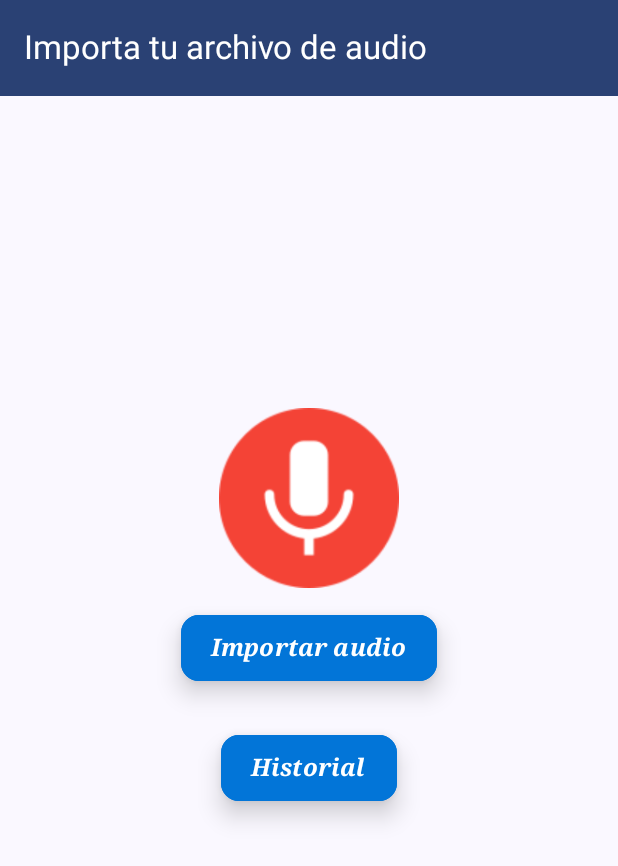
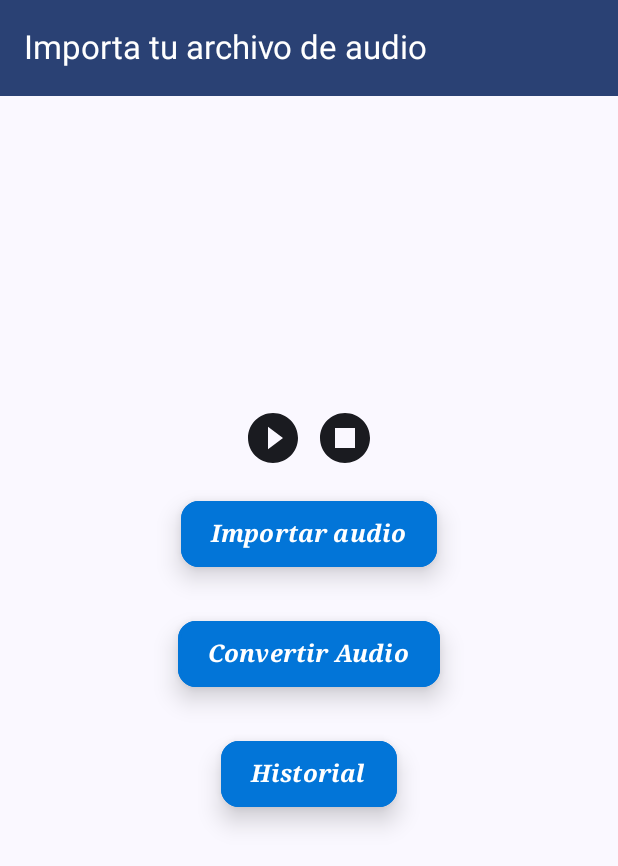
Before and after one commit to PatricioL2022/DesarrolloMovilAct1, an Android app built with Jetpack Compose: the screen it shows after launch (ImportFileActivity), on a phone screen of 412 x 824 dp. Shown: the top 866 px of the screen. Run offline under Robolectric (Android 15) with nearby library versions, the light colour scheme and no system bars; our stand-ins replace Room's generated code.

Commit message:
Reproductor audio
Se incluye un reproductor de audio al importar el archivo

```diff
--- a/SpeechToText/app/build.gradle.kts
+++ b/SpeechToText/app/build.gradle.kts
@@ -3,6 +3,7 @@ plugins {
     alias(libs.plugins.kotlin.android)
     id("com.google.devtools.ksp")
     alias(libs.plugins.compose.compiler)
+
 }
 
 android {
@@ -11,7 +12,7 @@ android {
 
     defaultConfig {
         applicationId = "viu.wearables.speechtotext"
-        minSdk = 24
+        minSdk = 26
         targetSdk = 34
         versionCode = 1
         versionName = "1.0"
--- a/SpeechToText/app/src/main/AndroidManifest.xml
+++ b/SpeechToText/app/src/main/AndroidManifest.xml
@@ -37,7 +37,7 @@
             </intent-filter>
         </activity>
         <activity
-            android:name=".MainActivity"
+            android:name=".presentation.HistoryActivity"
             android:exported="true"
             android:label="@string/app_name"
             android:theme="@style/Theme.SpeechToText" >
--- a/SpeechToText/app/src/main/java/viu/wearables/speechtotext/presentation/Events.kt
+++ b/SpeechToText/app/src/main/java/viu/wearables/speechtotext/presentation/Events.kt
@@ -1,4 +1,6 @@
 package viu.wearables.speechtotext.presentation
+
+import viu.wearables.speechtotext.data.HistoryData
 
 sealed interface AddEditHistoryEvent {
     data class EnteredNombreAudio(val nombreAudio: String) : AddEditHistoryEvent
@@ -10,3 +12,7 @@ sealed interface AddEditHistoryEvent {
     data class EnteredUnidadProcesamiento(val unidadProcesamiento: String): AddEditHistoryEvent
     data object SaveHistory: AddEditHistoryEvent
 }
+sealed class HistoryEvent {
+
+    data class Delete(val historyData: HistoryData) : HistoryEvent()
+}
--- a/SpeechToText/app/src/main/java/viu/wearables/speechtotext/presentation/ImportFileActivity.kt
+++ b/SpeechToText/app/src/main/java/viu/wearables/speechtotext/presentation/ImportFileActivity.kt
@@ -3,48 +3,52 @@ package viu.wearables.speechtotext.presentation
 import android.annotation.SuppressLint
 import android.app.Activity
 import android.content.Intent
+import android.media.MediaPlayer
 import android.net.Uri
 import android.os.Bundle
 import android.os.Environment
 import android.provider.DocumentsContract
 import android.provider.OpenableColumns
-import android.util.Log
-import android.widget.Toast
 import androidx.activity.ComponentActivity
 import androidx.activity.compose.setContent
 import androidx.activity.enableEdgeToEdge
 import androidx.activity.result.contract.ActivityResultContracts
-import androidx.activity.viewModels
 import androidx.compose.foundation.layout.Arrangement
 import androidx.compose.foundation.layout.Column
 import androidx.compose.foundation.layout.PaddingValues
+import androidx.compose.foundation.layout.Row
 import androidx.compose.foundation.layout.fillMaxHeight
 import androidx.compose.foundation.layout.fillMaxWidth
+import androidx.compose.foundation.layout.size
+import androidx.compose.foundation.layout.wrapContentSize
+import androidx.compose.material3.Icon
+import androidx.compose.material3.IconButton
 import androidx.compose.material3.Scaffold
 import androidx.compose.runtime.Composable
 import androidx.compose.ui.Alignment
 import androidx.compose.ui.Modifier
 import androidx.compose.ui.platform.LocalContext
+import androidx.compose.ui.res.painterResource
 import androidx.compose.ui.res.stringResource
 import androidx.compose.ui.tooling.preview.Preview
+import androidx.compose.ui.unit.dp
 import androidx.room.Room
 import kotlinx.coroutines.GlobalScope
 import kotlinx.coroutines.launch
 import okhttp3.MediaType.Companion.toMediaType
 import okhttp3.MultipartBody
 import okhttp3.RequestBody
-import viu.wearables.speechtotext.MainActivity
 import viu.wearables.speechtotext.R
 import viu.wearables.speechtotext.data.HistoryDatabase
 import viu.wearables.speechtotext.presentation.components.BasicButton
-import viu.wearables.speechtotext.presentation.components.BasicImage
 import viu.wearables.speechtotext.presentation.components.BasicTopBar
-import viu.wearables.speechtotext.presentation.list.SpeechToTextViewModel
 import viu.wearables.speechtotext.presentation.models.History
 import viu.wearables.speechtotext.presentation.ui.theme.SpeechToTextTheme
-import viu.wearables.speechtotext.repository.Repository
 import viu.wearables.speechtotext.retrofit.InitializeRetrofit
 import java.io.File
+import java.time.LocalDateTime
+import java.time.format.DateTimeFormatter
+
 
 /**
  * Pantalla para seleccionar un archivo de audio desde el almacenamiento externo
@@ -52,7 +56,7 @@ import java.io.File
  */
 
 class ImportFileActivity : ComponentActivity() {
-    //private val speechToTextViewModel by viewModels<SpeechToTextViewModel>(Repository(),)
+
     private val db by lazy {
         Room.databaseBuilder(
             applicationContext,
@@ -63,6 +67,8 @@ class ImportFileActivity : ComponentActivity() {
     override fun onCreate(savedInstanceState: Bundle?) {
         super.onCreate(savedInstanceState)
         enableEdgeToEdge()
+        rutaArchivo=""
+
         setContent {
             SpeechToTextTheme {
                 CustomScaffold()
@@ -72,6 +78,8 @@ class ImportFileActivity : ComponentActivity() {
     }
     companion object {
         lateinit var nombreArchivo: String
+        lateinit var rutaArchivo: String
+        lateinit var mMediaPlayer: MediaPlayer
     }
     private val requestFileLauncher =
         registerForActivityResult(ActivityResultContracts.StartActivityForResult()) { result ->
@@ -96,37 +104,31 @@ class ImportFileActivity : ComponentActivity() {
         cursor?.use {
             if (it.moveToFirst()) {
                 val displayName = it.getString(it.getColumnIndex(OpenableColumns.DISPLAY_NAME))
-                Log.d("viu.wearables.speechtotext",uri.path.toString())
-                //val resulConvertActivity = Intent(this@ImportFileActivity, ResultConvertActivity::class.java)
-                //resulConvertActivity.putExtra("resultadoConvertirAudioTexto", "hola mundo")
-                //startActivity(resulConvertActivity)
-
                 ImportFileActivity.nombreArchivo = displayName
-                llamaApi()
-                //val intent : Intent(this,ResulConvertActivity.class)
-
+                rutaArchivo = "${Environment.getExternalStoragePublicDirectory(Environment.DIRECTORY_MUSIC)}/${ImportFileActivity.nombreArchivo}"
+                mMediaPlayer = MediaPlayer.create(this.applicationContext, Uri.parse(rutaArchivo))
             }
         }
     }
 
     fun llamaApi(){
-        val body = File("${Environment.getExternalStoragePublicDirectory(Environment.DIRECTORY_MUSIC)}/${ImportFileActivity.nombreArchivo}")
+        val body = File(rutaArchivo)
         val requestFile: RequestBody =
             RequestBody.create(
                 "application/octet-stream".toMediaType(),
                 body
             )
         val multipartBody = MultipartBody.Part.createFormData("elmo","elmo.mp3",requestFile)
-        // val repository : Repository()
-        // repository.subirAudio(multipartBody)
-       // speechToTextViewModel.speechToText
         GlobalScope.launch {
             val result = InitializeRetrofit.todoApi.subirAudio(multipartBody);
             if (result != null){
-
-                var history:History=History(transcripcion = result.transcript,
+                val fechaFormato = DateTimeFormatter.ofPattern("yyyy-MM-dd")
+                val horaFormato = DateTimeFormatter.ofPattern("HH:mm")
+                val fechaActual = LocalDateTime.now().format(fechaFormato)
+                val horaActual = LocalDateTime.now().format(horaFormato)
+                var history: History =History(transcripcion = result.transcript,
                     nombreAudio = ImportFileActivity.nombreArchivo,
-                    fecha = "29/10/2024", hora = "5:23",
+                    fecha = fechaActual, hora = horaActual,
                     confianza = result.confidence, tiempoProcesamiento = result.seconds,
                     unidadMedidaTiempoProcesamiento = "segundos")
                 db.dao.upsertHistory(history)
@@ -134,11 +136,7 @@ class ImportFileActivity : ComponentActivity() {
                 val resulConvertActivity = Intent(this@ImportFileActivity, ResultConvertActivity::class.java)
                 resulConvertActivity.putExtra("resultadoConvertirAudioTexto", resultadoTextoProcesado.transcript)
                 startActivity(resulConvertActivity)
-
-                Log.d("AYUDA: ", result.toString())
             }
-            // Checking the results
-
         }
     }
     @Preview(showBackground = true)
@@ -153,10 +151,42 @@ class ImportFileActivity : ComponentActivity() {
             }
         )
     }
+    @Composable
+    fun PlayerContent() {
+        val mContext = LocalContext.current
+        mMediaPlayer = MediaPlayer.create(mContext, R.raw.elmo)
+        Column(
+            modifier = Modifier
+                .fillMaxWidth()
+                .wrapContentSize(),
+            verticalArrangement = Arrangement.Center,
+            horizontalAlignment = Alignment.CenterHorizontally
+        ) {
 
+            Row {
+                // Boton play
+                IconButton(onClick = { mMediaPlayer.start() }) {
+                    Icon(
+                        painter = painterResource(id = R.drawable.ic_play),
+                        contentDescription = "",
+                        Modifier.size(100.dp)
+                    )
+                }
+
+                // Boton Pausa
+                IconButton(onClick = { mMediaPlayer.pause() }) {
+                    Icon(
+                        painter = painterResource(id = R.drawable.ic_pause),
+                        contentDescription = "",
+                        Modifier.size(100.dp)
+                    )
+                }
+            }
+        }
+
+    }
     @Composable
     fun CustomContent(padding: PaddingValues) {
-        val context = LocalContext.current
         Column(
             modifier = Modifier
                 .fillMaxWidth()
@@ -164,21 +194,28 @@ class ImportFileActivity : ComponentActivity() {
             verticalArrangement = Arrangement.Center,
             horizontalAlignment = Alignment.CenterHorizontally,
         ) {
-            BasicImage()
+            PlayerContent()
             BasicButton(
                 onClick = {
                     openSpecificFolder("music")
-                    Toast.makeText(context, "Pero que ha pasao", Toast.LENGTH_LONG).show()
                 },
                 texto = stringResource(R.string.importar_audio)
             )
             BasicButton(
                 onClick = {
-                    val historyActivity = Intent(this@ImportFileActivity, MainActivity::class.java)
+                    llamaApi()
+
+                },
+                texto = stringResource(R.string.convertir_audio)
+            )
+            BasicButton(
+                onClick = {
+                    val historyActivity = Intent(this@ImportFileActivity, HistoryActivity::class.java)
                     startActivity(historyActivity)
                 },
                 texto = stringResource(R.string.historial)
             )
+
         }
     }
 }
--- a/SpeechToText/app/src/main/java/viu/wearables/speechtotext/presentation/ResultConvertActivity.kt
+++ b/SpeechToText/app/src/main/java/viu/wearables/speechtotext/presentation/ResultConvertActivity.kt
@@ -34,12 +34,6 @@ class ResultConvertActivity : ComponentActivity() {
             SpeechToTextTheme {
                 val resultadoConvertirAudioTexto = intent.getStringExtra("resultadoConvertirAudioTexto")
                 CustomScaffold(resultadoConvertirAudioTexto.toString())
-                /**Scaffold(modifier = Modifier.fillMaxSize()) { innerPadding ->
-                    TextoResultado(
-                        texto = stringResource(R.string.resultado_audio_procesado) + resultadoConvertirAudioTexto.toString(),
-                        modifier = Modifier.padding(innerPadding)
-                    )
-                }*/
             }
         }
     }
--- a/SpeechToText/app/src/main/java/viu/wearables/speechtotext/presentation/components/HistoryCard.kt
+++ b/SpeechToText/app/src/main/java/viu/wearables/speechtotext/presentation/components/HistoryCard.kt
@@ -21,6 +21,7 @@ import androidx.compose.ui.Modifier
 import androidx.compose.ui.graphics.Color
 import androidx.compose.ui.res.stringResource
 import androidx.compose.ui.text.TextStyle
+import androidx.compose.ui.text.font.FontWeight
 import androidx.compose.ui.text.style.TextOverflow
 import androidx.compose.ui.unit.dp
 import androidx.compose.ui.unit.sp
@@ -47,7 +48,7 @@ fun HistoryCard(history: HistoryData, onDeleteClick: (HistoryData) -> Unit, modi
                 Column {
                     Text(
                         history.nombreAudio,
-                        style = TextStyle(fontSize = 24.sp, color = Color.Black),
+                        style = TextStyle(fontSize = 26.sp, color = Color.Black, fontWeight = FontWeight.Bold),
                         maxLines = 1,
                         overflow = TextOverflow.Ellipsis
                     )
@@ -55,7 +56,7 @@ fun HistoryCard(history: HistoryData, onDeleteClick: (HistoryData) -> Unit, modi
             }
             Text(
                 history.transcripcion,
-                style = TextStyle(fontSize = 22.sp, color = Color.Black),
+                style = TextStyle(fontSize = 21.sp, color = Color.Black),
                 maxLines = 10,
                 overflow = TextOverflow.Ellipsis
             )
--- /dev/null
+++ b/SpeechToText/app/src/main/res/drawable/ic_pause.xml
@@ -0,0 +1,5 @@
+<vector xmlns:android="http://schemas.android.com/apk/res/android" android:height="24dp" android:tint="#000000" android:viewportHeight="24" android:viewportWidth="24" android:width="24dp">
+
+    <path android:fillColor="@android:color/white" android:pathData="M12,2C6.48,2 2,6.48 2,12c0,5.52 4.48,10 10,10s10,-4.48 10,-10C22,6.48 17.52,2 12,2zM16,16H8V8h8V16z"/>
+
+</vector>
--- /dev/null
+++ b/SpeechToText/app/src/main/res/drawable/ic_play.xml
@@ -0,0 +1,5 @@
+<vector xmlns:android="http://schemas.android.com/apk/res/android" android:height="24dp" android:tint="#000000" android:viewportHeight="24" android:viewportWidth="24" android:width="24dp">
+
+    <path android:fillColor="@android:color/white" android:pathData="M12,2C6.48,2 2,6.48 2,12s4.48,10 10,10 10,-4.48 10,-10S17.52,2 12,2zM10,16.5v-9l6,4.5 -6,4.5z"/>
+
+</vector>
--- a/SpeechToText/build.gradle.kts
+++ b/SpeechToText/build.gradle.kts
@@ -4,4 +4,5 @@ plugins {
     alias(libs.plugins.kotlin.android) apply false
     id("com.google.devtools.ksp") version "2.0.20-1.0.24" apply false
     alias(libs.plugins.compose.compiler) apply false
+
 }
```
Also changed, not shown: SpeechToText/app/src/main/java/viu/wearables/speechtotext/presentation/HistoryActivity.kt (renamed from SpeechToText/app/src/main/java/viu/wearables/speechtotext/MainActivity.kt, +4 -4 lines), SpeechToText/app/src/main/java/viu/wearables/speechtotext/presentation/components/HistoryRadioButton.kt (deleted, +0 -34 lines), SpeechToText/app/src/main/java/viu/wearables/speechtotext/presentation/components/SortOptions.kt (deleted, +0 -34 lines), SpeechToText/app/src/main/java/viu/wearables/speechtotext/presentation/interfaces/addedit/AddEditHistoryScreen.kt (+12 -16 lines), SpeechToText/app/src/main/java/viu/wearables/speechtotext/presentation/interfaces/list/ListHistoryScreen.kt (+5 -18 lines), SpeechToText/app/src/main/java/viu/wearables/speechtotext/presentation/interfaces/list/ListHistoryViewModel.kt (+4 -12 lines), SpeechToText/app/src/main/java/viu/wearables/speechtotext/presentation/models/Constants.kt (deleted, +0 -11 lines), SpeechToText/app/src/main/res/values/strings.xml (+10 -0 lines), SpeechToText/gradle/libs.versions.toml (+7 -1 lines).
